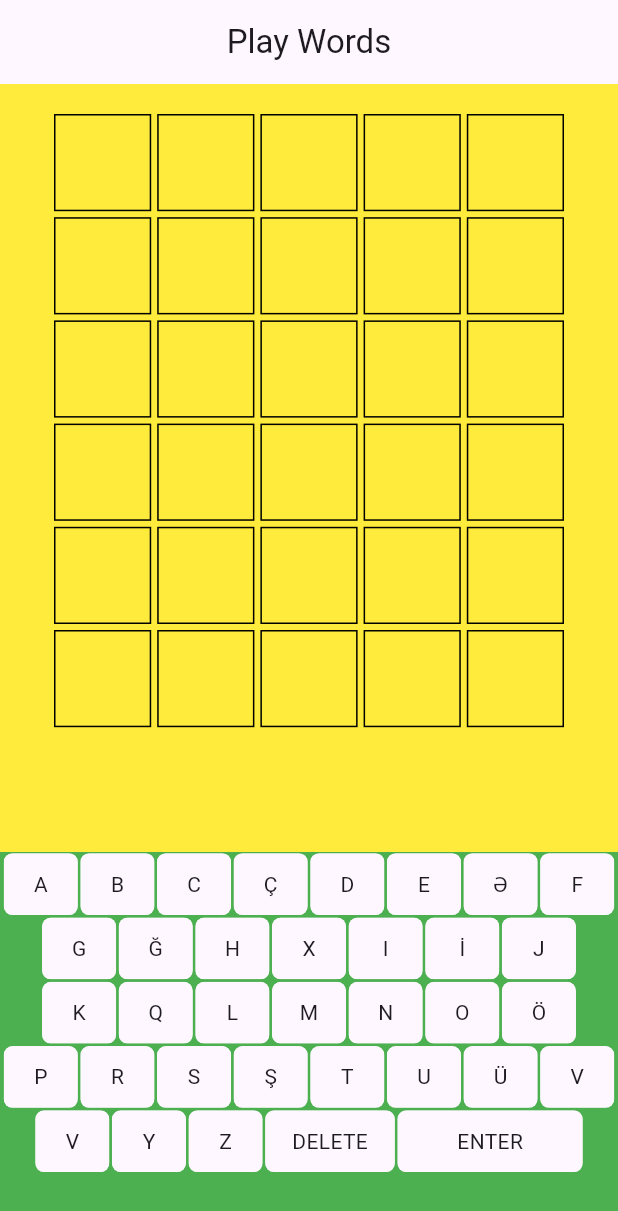
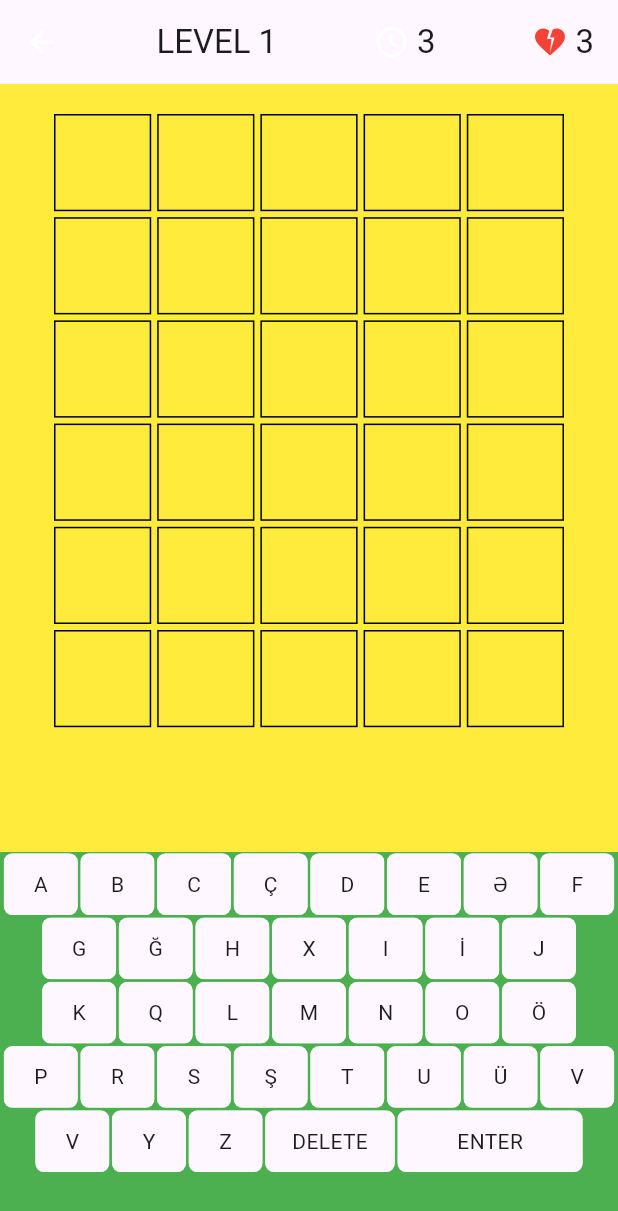
Before and after one commit to Ekber57/play_words, a Flutter app: the screen it shows after launch, on a phone screen of 412 x 824 dp. Shown: the top 1211 px of the screen. Run offline on Flutter 3.47's test engine with Material 3 defaults, Android fonts, the light colour scheme and no system bars.

Commit message:
navbar yenilendi

```diff
--- a/lib/pages/home_page.dart
+++ b/lib/pages/home_page.dart
@@ -15,7 +15,24 @@ class _HomePageState extends State<HomePage> {
     return Scaffold(
       appBar: AppBar(
         elevation: 0,
-        title: Text("Play Words"),
+        title: Row(
+          mainAxisAlignment: MainAxisAlignment.spaceBetween,
+          children: [
+          Icon(Icons.arrow_back,color: Colors.white,),
+          Text("LEVEL 1"),
+          Row(children: [
+         Icon(Icons.watch_later_outlined,color: Colors.white,),
+         SizedBox(width: 5,),
+          Text("3")
+          ],),
+          Row(children: [
+         Icon(Icons.heart_broken,color: Colors.red,),
+         SizedBox(width: 5,),
+          Text("3")
+          ],)
+
+
+        ]),
         centerTitle: true,
       ),
       body: Column(
```
